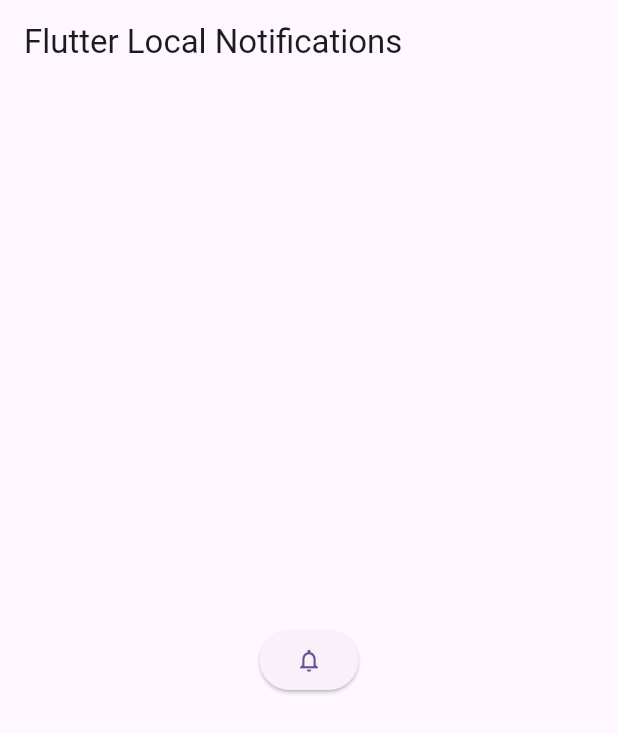
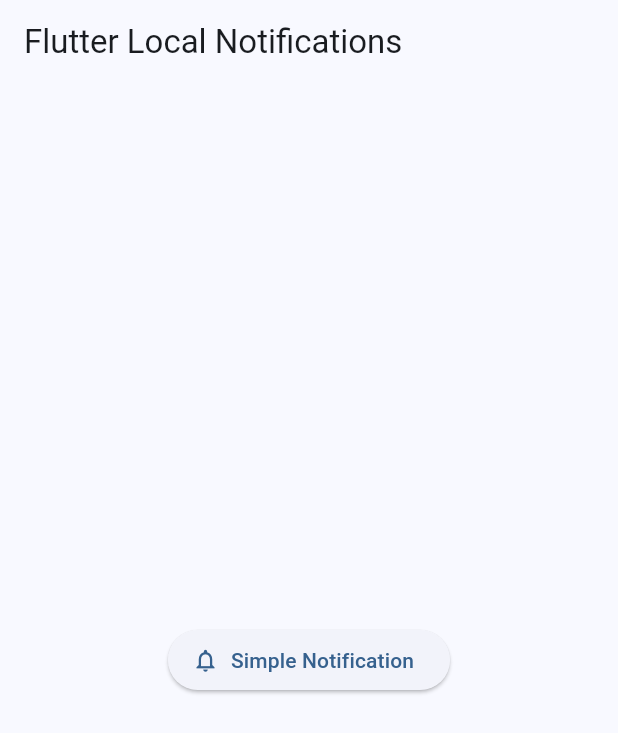
Before and after one commit to adarshDevelopment/localNotificationFlutter, a Flutter app: the screen it shows after launch, on a phone screen of 412 x 824 dp. Shown: the top 733 px of the screen. Run offline on Flutter 3.47's test engine with Material 3 defaults, Android fonts, the phone set to English and light mode, and no system bars; our stand-ins replace flutter_local_notifications.

```diff
--- a/lib/home.dart
+++ b/lib/home.dart
@@ -1,4 +1,5 @@
 import 'package:flutter/material.dart';
+import 'package:flutter_local_notification_practise/local_notifications.dart';
 
 class HomePage extends StatefulWidget {
   const HomePage({super.key});
@@ -19,9 +20,16 @@
           crossAxisAlignment: CrossAxisAlignment.center,
           mainAxisAlignment: MainAxisAlignment.center,
           children: [
-
-            ElevatedButton(
-                onPressed: () {}, child: const Icon(Icons.notifications_outlined))
+            ElevatedButton.icon(
+              onPressed: () {
+                LocalNotifications.showSimpleNotification(
+                    title: 'Simple Notification title',
+                    body: 'Notification body',
+                    payload: "This is simple payload");
+              },
+              icon: const Icon(Icons.notifications_outlined),
+              label: const Text('Simple Notification'),
+            )
           ],
         ),
       ),
--- a/lib/local_notifications.dart
+++ b/lib/local_notifications.dart
@@ -3,6 +3,9 @@
 class LocalNotifications {
   static final FlutterLocalNotificationsPlugin
       _flutterLocalNotificationsPlugin = FlutterLocalNotificationsPlugin();
+
+  static FlutterLocalNotificationsPlugin get flutterLocalNotificationsPlugin =>
+      _flutterLocalNotificationsPlugin;
 
   // initialize the local notifications
   static Future init() async {
--- a/lib/main.dart
+++ b/lib/main.dart
@@ -1,24 +1,28 @@
 import 'package:flutter/material.dart';
 import 'package:flutter_local_notification_practise/home.dart';
 import 'package:flutter_local_notification_practise/local_notifications.dart';
+import 'package:flutter_local_notifications/flutter_local_notifications.dart';
 
-void main() async{
+void main() async {
   WidgetsFlutterBinding
       .ensureInitialized(); // calls native code before executing whatever it sees. chanes in android buil.gradel files and all
-  // await LocalNotifications.init();
+  await LocalNotifications.init();
+  LocalNotifications.flutterLocalNotificationsPlugin
+      .resolvePlatformSpecificImplementation<
+          AndroidFlutterLocalNotificationsPlugin>()
+      ?.requestNotificationsPermission();
   runApp(const MyApp());
 }
 
 class MyApp extends StatelessWidget {
   const MyApp({super.key});
 
-  // This widget is the root of your application.
   @override
   Widget build(BuildContext context) {
     return MaterialApp(
       title: 'Flutter Demo',
       theme: ThemeData(
-        colorScheme: ColorScheme.fromSeed(seedColor: Colors.deepPurple),
+        colorScheme: ColorScheme.fromSeed(seedColor: Colors.blue),
         useMaterial3: true,
       ),
       home: const HomePage(),
```
Also changed, not shown: 2 other files.
